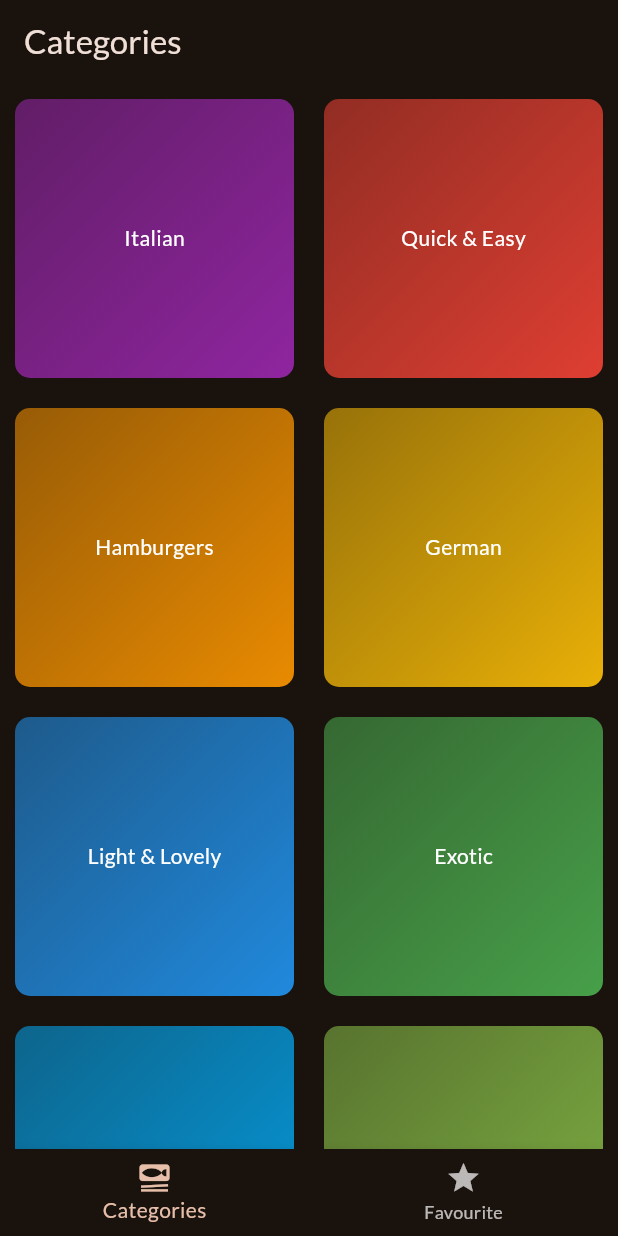
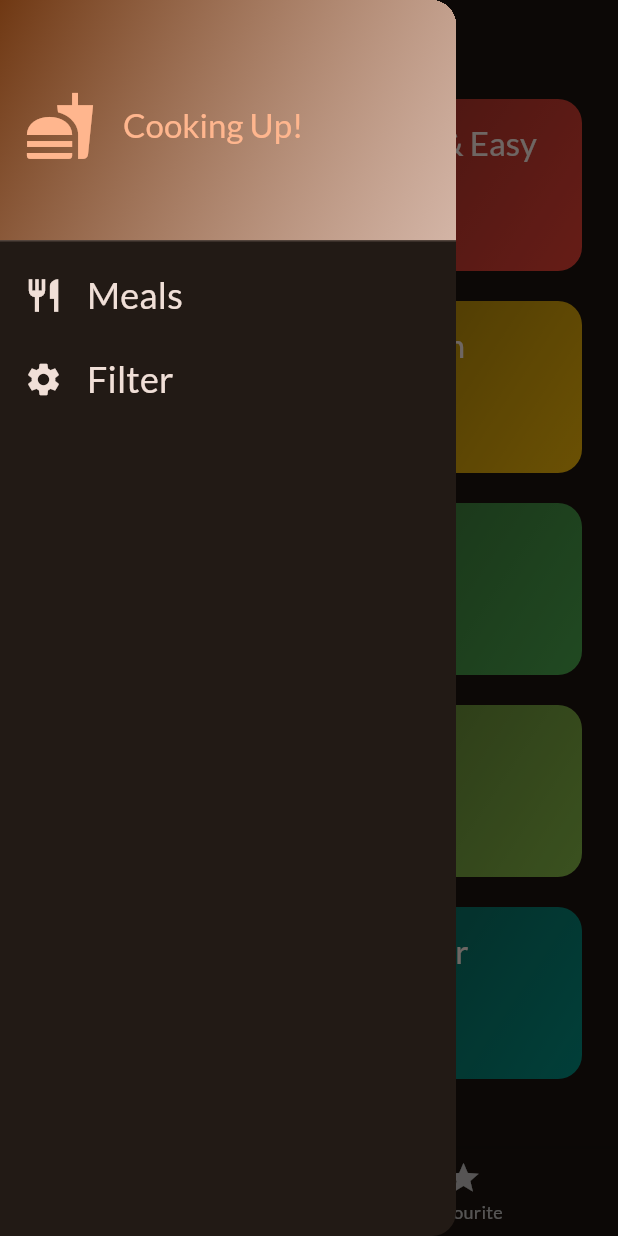
Before and after one commit to adebola-duf/my_meals_app, a Flutter app: the screen it shows after launch, with the side drawer open (before the commit the screen has no drawer), on a phone screen of 412 x 824 dp. Run offline on Flutter 3.47's test engine with Material 3 defaults, Android fonts, the phone set to English and light mode, and no system bars; our stand-ins replace google_fonts, transparent_image.

Commit message:
Implemented the filters feature for filtering meals.

```diff
--- a/lib/main.dart
+++ b/lib/main.dart
@@ -10,6 +10,7 @@ final kTheme = ThemeData(
   ),
   textTheme: GoogleFonts.latoTextTheme(),
 );
+
 void main() {
   runApp(
     const MyMealsApp(),
--- a/lib/screens/tab_screen.dart
+++ b/lib/screens/tab_screen.dart
@@ -1,10 +1,14 @@
 import 'package:flutter/material.dart';
+import 'package:my_meals_app/data/dummy_data.dart';
 import 'package:my_meals_app/screens/favourites_screen.dart';
 import 'package:my_meals_app/widgets/categories_grid.dart';
 import 'package:my_meals_app/models/meal.dart';
+import 'package:my_meals_app/widgets/main_drawer.dart';
+import 'package:my_meals_app/screens/set_filters_screen.dart';
 
 class TabScreen extends StatefulWidget {
-  const TabScreen({super.key});
+  const TabScreen({super.key, this.pageIndex = 0});
+  final int pageIndex;
 
   @override
   State<TabScreen> createState() => _TabScreenState();
@@ -12,10 +16,42 @@ class TabScreen extends StatefulWidget {
 
 class _TabScreenState extends State<TabScreen> {
   int _selectedPageIndex = 0;
+  @override
+  void initState() {
+    super.initState();
+    _selectedPageIndex = widget.pageIndex;
+  }
 
   String _activePageTitle = "Categories";
+  final List<Meal> _favouriteMeals = [];
+  Map<Filter, bool> _userFilters = kDefaultFilters;
+  List<Meal> _filteredMeals = dummyMeals;
 
-  final List<Meal> _favouriteMeals = [];
+  void _changeUserFilters(Map<Filter, bool> newFilters) {
+    setState(
+      () {
+        _userFilters = newFilters;
+
+        _filteredMeals = dummyMeals.where(
+          (meal) {
+            if (_userFilters[Filter.isGlutenFree]! && !meal.isGlutenFree) {
+              return false;
+            }
+            if (_userFilters[Filter.isLactoseFree]! && !meal.isLactoseFree) {
+              return false;
+            }
+            if (_userFilters[Filter.vegan]! && !meal.isVegan) {
+              return false;
+            }
+            if (_userFilters[Filter.vegeterian]! && !meal.isVegetarian) {
+              return false;
+            }
+            return true;
+          },
+        ).toList();
+      },
+    );
+  }
 
   void _changePage(int index) {
     setState(() {
@@ -40,6 +76,18 @@ class _TabScreenState extends State<TabScreen> {
           SnackBar(
             content: Text("You have unfavourited ${meal.title}."),
             duration: const Duration(seconds: 2),
+            action: SnackBarAction(
+              backgroundColor: Colors.black,
+              textColor: Colors.white,
+              label: "Go To Favourites",
+              onPressed: () {
+                Navigator.pop(context);
+                Navigator.pop(context);
+                setState(() {
+                  _selectedPageIndex = 1;
+                });
+              },
+            ),
           ),
         );
         return;
@@ -50,6 +98,18 @@ class _TabScreenState extends State<TabScreen> {
         SnackBar(
           content: Text("${meal.title} is now a favourite."),
           duration: const Duration(seconds: 2),
+          action: SnackBarAction(
+            backgroundColor: Colors.black,
+            textColor: Colors.white,
+            label: "Go To Favourites",
+            onPressed: () {
+              Navigator.pop(context);
+              Navigator.pop(context);
+              setState(() {
+                _selectedPageIndex = 1;
+              });
+            },
+          ),
         ),
       );
     });
@@ -61,6 +121,7 @@ class _TabScreenState extends State<TabScreen> {
         ? CategoriesGrid(
             addOrRemoveAMealToFavourites: _addOrRemoveAMealToFavourites,
             favouriteMeals: _favouriteMeals,
+            filteredMeals: _filteredMeals,
           )
         : FavouritesScreen(
             addOrRemoveAMealToFavourites: _addOrRemoveAMealToFavourites,
@@ -70,6 +131,10 @@ class _TabScreenState extends State<TabScreen> {
     return Scaffold(
       appBar: AppBar(
         title: Text(_activePageTitle),
+      ),
+      drawer: MainDrawer(
+        changeUserFilters: _changeUserFilters,
+        userFilters: _userFilters,
       ),
       body: activePageContent,
       bottomNavigationBar: BottomNavigationBar(
--- a/lib/widgets/categories_grid.dart
+++ b/lib/widgets/categories_grid.dart
@@ -8,16 +8,23 @@ class CategoriesGrid extends StatelessWidget {
     super.key,
     required this.addOrRemoveAMealToFavourites,
     required this.favouriteMeals,
+    required this.filteredMeals,
   });
 
   final void Function(Meal meal) addOrRemoveAMealToFavourites;
   final List<Meal> favouriteMeals;
+  final List<Meal> filteredMeals;
 
   @override
   Widget build(BuildContext context) {
-    return GridView(
+    return Padding(
+      padding: const EdgeInsets.only(left: 24.0, right: 24, top: 10.0),
+      child: GridView(
         gridDelegate: const SliverGridDelegateWithFixedCrossAxisCount(
+          childAspectRatio: 3 / 2, //3:2
           crossAxisCount: 2,
+          mainAxisSpacing: 20,
+          crossAxisSpacing: 20,
         ),
         children: [
           for (final category in availableCategories)
@@ -25,8 +32,10 @@ class CategoriesGrid extends StatelessWidget {
               category: category,
               addOrRemoveAMealToFavourites: addOrRemoveAMealToFavourites,
               favouriteMeals: favouriteMeals,
+              filteredMeals: filteredMeals,
             )
         ],
+      ),
     );
   }
 }
--- a/lib/widgets/category_grid_item.dart
+++ b/lib/widgets/category_grid_item.dart
@@ -1,5 +1,4 @@
 import 'package:flutter/material.dart';
-import 'package:my_meals_app/data/dummy_data.dart';
 import 'package:my_meals_app/models/category.dart';
 import 'package:my_meals_app/models/meal.dart';
 import 'package:my_meals_app/screens/meals_screen.dart';
@@ -10,17 +9,24 @@ class CategoryGridItem extends StatelessWidget {
     required this.category,
     required this.addOrRemoveAMealToFavourites,
     required this.favouriteMeals,
+    required this.filteredMeals,
   });
 
   final Category category;
   final void Function(Meal meal) addOrRemoveAMealToFavourites;
   final List<Meal> favouriteMeals;
+  final List<Meal> filteredMeals;
 
   void onCategorySelected(context) {
     Navigator.of(context).push(
       MaterialPageRoute(
-        builder: (ctx) => MealsScreen(
-          meals: dummyMeals
+        builder: (ctx) =>
+        Scaffold(
+      appBar: AppBar(
+        title: Text(category.title),
+      ),
+      body: MealsScreen(
+          meals: filteredMeals
               .where(
                 (meal) => meal.categories.contains(category.id),
               )
@@ -30,14 +36,13 @@ class CategoryGridItem extends StatelessWidget {
           favouriteMeals: favouriteMeals,
         ),
       ),
-    );
+    ));
   }
 
   @override
   Widget build(BuildContext context) {
-    return Padding(
-      padding: const EdgeInsets.all(10),
-      child: InkWell(
+    return InkWell(
+      borderRadius: BorderRadius.circular(16),
       onTap: () {
         onCategorySelected(context);
       },
@@ -51,14 +56,14 @@ class CategoryGridItem extends StatelessWidget {
             begin: Alignment.topLeft,
             end: Alignment.bottomRight,
           ),
-            borderRadius: BorderRadius.circular(10),
+          borderRadius: BorderRadius.circular(16),
         ),
-          child: Center(
+        child: Padding(
+          padding: const EdgeInsets.all(16.0),
           child: Text(
             category.title,
-              style: const TextStyle(
-                color: Colors.white,
-              ),
+            style: Theme.of(context).textTheme.titleLarge!.copyWith(
+                  color: Theme.of(context).colorScheme.onBackground,
                 ),
           ),
         ),
--- /dev/null
+++ b/lib/widgets/main_drawer.dart
@@ -0,0 +1,100 @@
+import 'package:flutter/material.dart';
+import 'package:my_meals_app/screens/set_filters_screen.dart';
+
+class MainDrawer extends StatelessWidget {
+  const MainDrawer({
+    super.key,
+    required this.changeUserFilters,
+    required this.userFilters,
+  });
+  final void Function(Map<Filter, bool> filter) changeUserFilters;
+  final Map<Filter, bool> userFilters;
+
+  void _changeScreen(context) async {
+    var filterObject = await Navigator.of(context).push<Map<Filter, bool>>(
+      MaterialPageRoute(
+        builder: (ctx) => SetFiltersScreen(
+          userFilters: userFilters,
+        ),
+      ),
+    );
+    changeUserFilters(filterObject ?? kDefaultFilters);
+  }
+
+  @override
+  Widget build(BuildContext context) {
+    return Drawer(
+      child: Column(
+        children: [
+          DrawerHeader(
+            decoration: BoxDecoration(
+              gradient: LinearGradient(
+                colors: [
+                  Theme.of(context).colorScheme.primaryContainer,
+                  Theme.of(context)
+                      .colorScheme
+                      .onPrimaryContainer
+                      .withOpacity(.8),
+                ],
+                begin: Alignment.topLeft,
+                end: Alignment.bottomRight,
+              ),
+            ),
+            child: Row(
+              children: [
+                Icon(
+                  Icons.fastfood,
+                  size: 48,
+                  color: Theme.of(context).colorScheme.primary,
+                ),
+                const SizedBox(
+                  width: 18,
+                ),
+                Text(
+                  "Cooking Up!",
+                  style: Theme.of(context).textTheme.titleLarge!.copyWith(
+                        color: Theme.of(context).colorScheme.primary,
+                      ),
+                )
+              ],
+            ),
+          ),
+          ListTile(
+            onTap: () {
+              Navigator.of(context).pop();
+            },
+            leading: Icon(
+              Icons.restaurant,
+              size: 26,
+              color: Theme.of(context).colorScheme.onBackground,
+            ),
+            title: Text(
+              "Meals",
+              style: Theme.of(context).textTheme.titleSmall!.copyWith(
+                    color: Theme.of(context).colorScheme.onBackground,
+                    fontSize: 24,
+                  ),
+            ),
+          ),
+          ListTile(
+            onTap: () {
+              _changeScreen(context);
+            },
+            leading: Icon(
+              Icons.settings,
+              size: 26,
+              color: Theme.of(context).colorScheme.onBackground,
+            ),
+            title: Text(
+              "Filter",
+              style: Theme.of(context).textTheme.titleSmall!.copyWith(
+                    color: Theme.of(context).colorScheme.onBackground,
+                    fontSize: 24,
+                  ),
+            ),
+          )
+        ],
+      ),
+    );
+  }
+}
```
Also changed, not shown: lib/screens/favourites_screen.dart (+22 -5 lines), lib/screens/meals_screen.dart (+23 -5 lines), lib/screens/set_filters_screen.dart (added, +161 -0 lines). Lines whose indentation alone changed are shown as unchanged.
